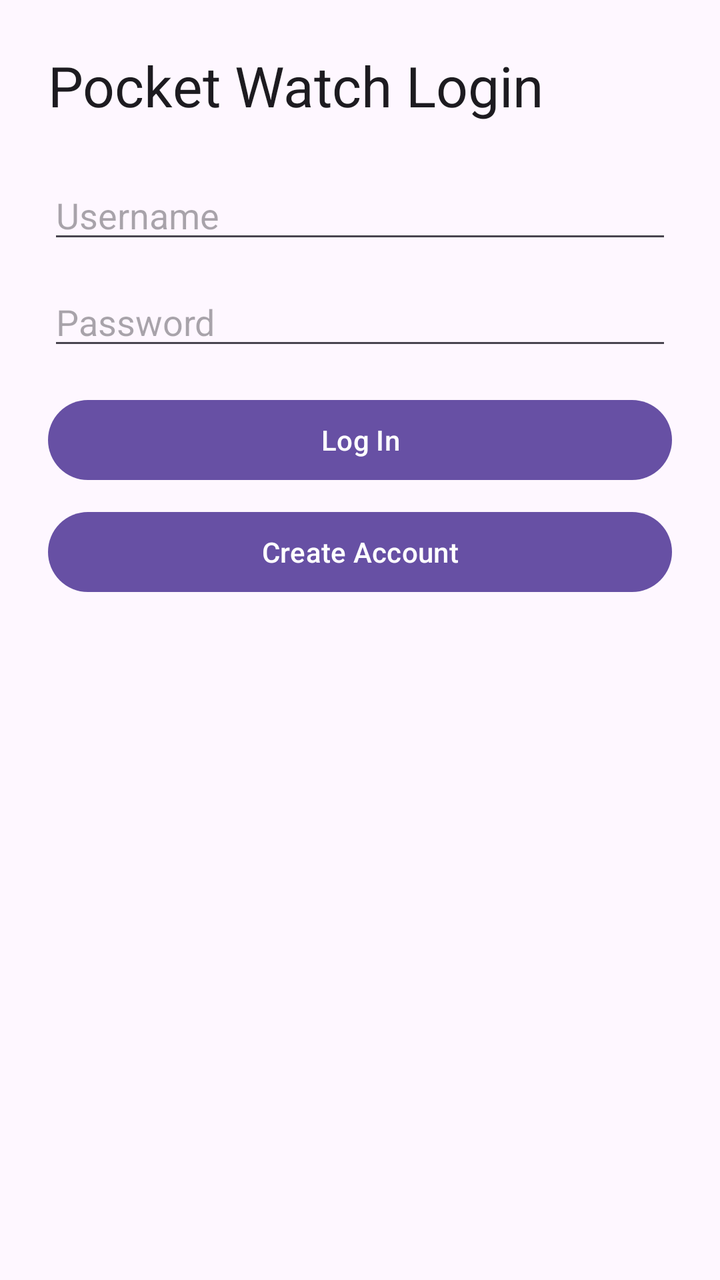
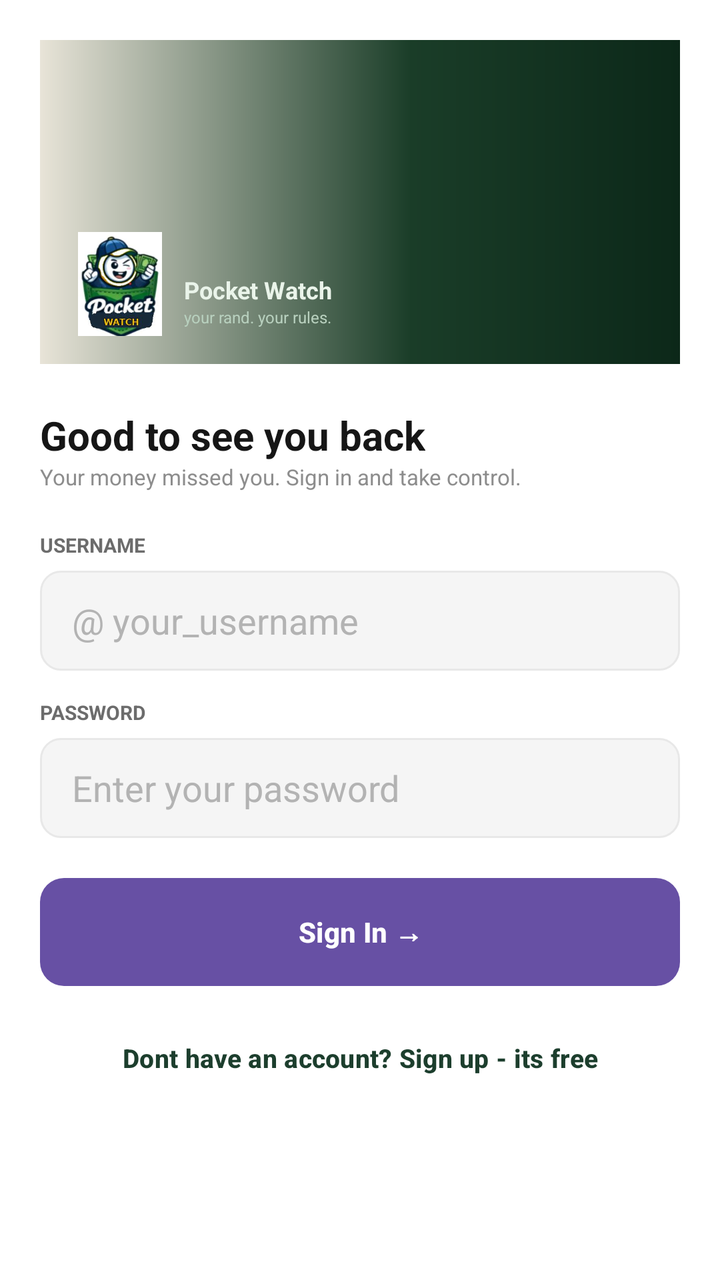

The first picture is an Android layout as it rendered before a commit; the second is the same layout after the commit. The layout source and the unified diff follow.
<!-- AndroidManifest.xml: application theme Theme.ProjectWatchApp -->
<!-- res/layout/activity_login.xml -->
<?xml version="1.0" encoding="utf-8"?>
<androidx.constraintlayout.widget.ConstraintLayout xmlns:android="http://schemas.android.com/apk/res/android"
    xmlns:app="http://schemas.android.com/apk/res-auto"
    android:layout_width="match_parent"
    android:layout_height="match_parent"
    android:padding="24dp">

    <TextView
        android:id="@+id/textViewTitle"
        android:layout_width="0dp"
        android:layout_height="wrap_content"
        android:text="@string/login_title"
        android:textAppearance="?attr/textAppearanceHeadlineMedium"
        app:layout_constraintEnd_toEndOf="parent"
        app:layout_constraintStart_toStartOf="parent"
        app:layout_constraintTop_toTopOf="parent" />

    <EditText
        android:id="@+id/editTextUsername"
        android:layout_width="0dp"
        android:layout_height="wrap_content"
        android:layout_marginTop="24dp"
        android:hint="@string/hint_username"
        android:inputType="text"
        app:layout_constraintEnd_toEndOf="parent"
        app:layout_constraintStart_toStartOf="parent"
        app:layout_constraintTop_toBottomOf="@id/textViewTitle" />

    <EditText
        android:id="@+id/editTextPassword"
        android:layout_width="0dp"
        android:layout_height="wrap_content"
        android:layout_marginTop="12dp"
        android:hint="@string/hint_password"
        android:inputType="textPassword"
        app:layout_constraintEnd_toEndOf="parent"
        app:layout_constraintStart_toStartOf="parent"
        app:layout_constraintTop_toBottomOf="@id/editTextUsername" />

    <Button
        android:id="@+id/buttonLogin"
        android:layout_width="0dp"
        android:layout_height="wrap_content"
        android:layout_marginTop="16dp"
        android:text="@string/action_login"
        app:layout_constraintEnd_toEndOf="parent"
        app:layout_constraintStart_toStartOf="parent"
        app:layout_constraintTop_toBottomOf="@id/editTextPassword" />

    <Button
        android:id="@+id/buttonOpenRegister"
        android:layout_width="0dp"
        android:layout_height="wrap_content"
        android:layout_marginTop="8dp"
        android:text="@string/action_open_register"
        app:layout_constraintEnd_toEndOf="parent"
        app:layout_constraintStart_toStartOf="parent"
        app:layout_constraintTop_toBottomOf="@id/buttonLogin" />

    <ProgressBar
        android:id="@+id/progressBarLogin"
        style="?android:attr/progressBarStyleLarge"
        android:layout_width="wrap_content"
        android:layout_height="wrap_content"
        android:layout_marginTop="24dp"
        android:visibility="gone"
        app:layout_constraintEnd_toEndOf="parent"
        app:layout_constraintStart_toStartOf="parent"
        app:layout_constraintTop_toBottomOf="@id/buttonOpenRegister" />

</androidx.constraintlayout.widget.ConstraintLayout>
<!-- resources referenced by this layout -->
<resources>
  <string name="action_login">Log In</string>
  <string name="action_open_register">Create Account</string>
  <string name="hint_password">Password</string>
  <string name="hint_username">Username</string>
  <string name="login_title">Pocket Watch Login</string>
  <style name="Theme.ProjectWatchApp" parent="Base.Theme.ProjectWatchApp" />
  <style name="Base.Theme.ProjectWatchApp" parent="Theme.Material3.DayNight.NoActionBar">
          
          
      </style>
</resources>

<!-- the commit's change to res/layout/activity_login.xml (unified diff, before → after) -->
@@ -3,69 +3,171 @@
     xmlns:app="http://schemas.android.com/apk/res-auto"
     android:layout_width="match_parent"
     android:layout_height="match_parent"
-    android:padding="24dp">
+    android:background="#FFFFFFFF">
 
-    <TextView
-        android:id="@+id/textViewTitle"
+    
+
+    <ScrollView
         android:layout_width="0dp"
-        android:layout_height="wrap_content"
-        android:text="@string/login_title"
-        android:textAppearance="?attr/textAppearanceHeadlineMedium"
+        android:layout_height="0dp"
+        android:fillViewport="true"
+        app:layout_constraintBottom_toBottomOf="parent"
         app:layout_constraintEnd_toEndOf="parent"
         app:layout_constraintStart_toStartOf="parent"
-        app:layout_constraintTop_toTopOf="parent" />
+        app:layout_constraintTop_toTopOf="parent">
 
-    <EditText
-        android:id="@+id/editTextUsername"
-        android:layout_width="0dp"
-        android:layout_height="wrap_content"
-        android:layout_marginTop="24dp"
-        android:hint="@string/hint_username"
-        android:inputType="text"
-        app:layout_constraintEnd_toEndOf="parent"
-        app:layout_constraintStart_toStartOf="parent"
-        app:layout_constraintTop_toBottomOf="@id/textViewTitle" />
+        <LinearLayout
+            android:layout_width="match_parent"
+            android:layout_height="wrap_content"
+            android:orientation="vertical"
+            android:paddingStart="20dp"
+            android:paddingTop="20dp"
+            android:paddingEnd="20dp"
+            android:paddingBottom="28dp">
 
-    <EditText
-        android:id="@+id/editTextPassword"
-        android:layout_width="0dp"
-        android:layout_height="wrap_content"
-        android:layout_marginTop="12dp"
-        android:hint="@string/hint_password"
-        android:inputType="textPassword"
-        app:layout_constraintEnd_toEndOf="parent"
-        app:layout_constraintStart_toStartOf="parent"
-        app:layout_constraintTop_toBottomOf="@id/editTextUsername" />
+            <FrameLayout
+                android:layout_width="match_parent"
+                android:layout_height="162dp"
+                android:background="@drawable/bg_auth">
 
-    <Button
-        android:id="@+id/buttonLogin"
-        android:layout_width="0dp"
-        android:layout_height="wrap_content"
-        android:layout_marginTop="16dp"
-        android:text="@string/action_login"
-        app:layout_constraintEnd_toEndOf="parent"
-        app:layout_constraintStart_toStartOf="parent"
-        app:layout_constraintTop_toBottomOf="@id/editTextPassword" />
+                <ImageView
+                    android:layout_width="52dp"
+                    android:layout_height="52dp"
+                    android:layout_gravity="bottom|start"
+                    android:layout_marginStart="14dp"
+                    android:layout_marginBottom="14dp"
+                    android:contentDescription="@string/app_name_display"
+                    android:src="@drawable/logo_pocket_watch" />
 
-    <Button
-        android:id="@+id/buttonOpenRegister"
-        android:layout_width="0dp"
-        android:layout_height="wrap_content"
-        android:layout_marginTop="8dp"
-        android:text="@string/action_open_register"
-        app:layout_constraintEnd_toEndOf="parent"
-        app:layout_constraintStart_toStartOf="parent"
-        app:layout_constraintTop_toBottomOf="@id/buttonLogin" />
+                <LinearLayout
+                    android:layout_width="wrap_content"
+                    android:layout_height="wrap_content"
+                    android:layout_gravity="bottom|start"
+                    android:layout_marginStart="72dp"
+                    android:layout_marginBottom="18dp"
+                    android:orientation="vertical">
 
-    <ProgressBar
-        android:id="@+id/progressBarLogin"
-        style="?android:attr/progressBarStyleLarge"
-        android:layout_width="wrap_content"
-        android:layout_height="wrap_content"
-        android:layout_marginTop="24dp"
-        android:visibility="gone"
-        app:layout_constraintEnd_toEndOf="parent"
-        app:layout_constraintStart_toStartOf="parent"
-        app:layout_constraintTop_toBottomOf="@id/buttonOpenRegister" />
+                    <TextView
+                        android:layout_width="wrap_content"
+                        android:layout_height="wrap_content"
+                        android:text="@string/app_name_display"
+                        android:textColor="#EAF4EA"
+                        android:textSize="12sp"
+                        android:textStyle="bold" />
+
+                    <TextView
+                        android:layout_width="wrap_content"
+                        android:layout_height="wrap_content"
+                        android:text="@string/login_banner_tagline"
+                        android:textColor="#B8D0BE"
+                        android:textSize="8sp" />
+                </LinearLayout>
+            </FrameLayout>
+
+            <TextView
+                android:layout_width="wrap_content"
+                android:layout_height="wrap_content"
+                android:layout_marginTop="22dp"
+                android:text="@string/login_welcome_title"
+                android:textColor="#161616"
+                android:textSize="20sp"
+                android:textStyle="bold" />
+
+            <TextView
+                android:layout_width="wrap_content"
+                android:layout_height="wrap_content"
+                android:layout_marginTop="0dp"
+                android:text="@string/login_subtitle"
+                android:textColor="#8D8D8D"
+                android:textSize="11sp" />
+
+            <TextView
+                android:layout_width="wrap_content"
+                android:layout_height="wrap_content"
+                android:layout_marginTop="20dp"
+                android:text="@string/login_label_username"
+                android:textAllCaps="true"
+                android:textColor="#6C6C6C"
+                android:textSize="10sp"
+                android:textStyle="bold" />
+
+            <EditText
+                android:id="@+id/editTextUsername"
+                android:layout_width="match_parent"
+                android:layout_height="50dp"
+                android:layout_marginTop="6dp"
+                android:layout_marginBottom="14dp"
+                android:background="@drawable/bg_input_light"
+                android:hint="@string/hint_username_login"
+                android:inputType="textPersonName"
+                android:paddingStart="16dp"
+                android:paddingEnd="16dp"
+                android:textColor="#222222"
+                android:textColorHint="#B3B3B3" />
+
+            <LinearLayout
+                android:layout_width="match_parent"
+                android:layout_height="wrap_content"
+                android:gravity="center_vertical"
+                android:orientation="horizontal">
+
+                <TextView
+                    android:layout_width="0dp"
+                    android:layout_height="wrap_content"
+                    android:layout_weight="1"
+                    android:text="@string/login_label_password"
+                    android:textAllCaps="true"
+                    android:textColor="#6C6C6C"
+                    android:textSize="10sp"
+                    android:textStyle="bold" />
+            </LinearLayout>
+
+            <EditText
+                android:id="@+id/editTextPassword"
+                android:layout_width="match_parent"
+                android:layout_height="50dp"
+                android:layout_marginTop="6dp"
+                android:layout_marginBottom="20dp"
+                android:background="@drawable/bg_input_light"
+                android:hint="@string/hint_password_login"
+                android:inputType="textPassword"
+                android:paddingStart="16dp"
+                android:paddingEnd="16dp"
+                android:textColor="#222222"
+                android:textColorHint="#B3B3B3" />
+
+            <Button
+                android:id="@+id/buttonLogin"
+                android:layout_width="match_parent"
+                android:layout_height="54dp"
+                android:layout_marginBottom="14dp"
+                android:background="@drawable/bg_btn_green"
+                android:text="@string/action_login_arrow"
+                android:textAllCaps="false"
+                android:textColor="@android:color/white"
+                android:textStyle="bold" />
+
+            <Button
+                android:id="@+id/buttonOpenRegister"
+                android:layout_width="match_parent"
+                android:layout_height="40dp"
+                android:layout_marginTop="2dp"
+                android:background="@android:color/transparent"
+                android:text="@string/login_signup_prompt"
+                android:textAllCaps="false"
+                android:textColor="#1C3E2D"
+                android:textSize="13sp"
+                android:textStyle="bold" />
+
+            <ProgressBar
+                android:id="@+id/progressBarLogin"
+                style="?android:attr/progressBarStyleLarge"
+                android:layout_width="wrap_content"
+                android:layout_height="wrap_content"
+                android:layout_gravity="center_horizontal"
+                android:layout_marginTop="8dp"
+                android:visibility="gone" />
+        </LinearLayout>
+    </ScrollView>
 
 </androidx.constraintlayout.widget.ConstraintLayout>
<!-- resource entries referenced after the edit -->
@@ -1,11 +1,51 @@
 <!-- resources referenced by this layout -->
 <resources>
-  <string name="action_login">Log In</string>
-  <string name="action_open_register">Create Account</string>
-  <string name="hint_password">Password</string>
-  <string name="hint_username">Username</string>
-  <string name="login_title">Pocket Watch Login</string>
+  <!-- drawable bg_auth (drawable) -->
+  ﻿<?xml version="1.0" encoding="utf-8"?>
+  <shape xmlns:android="http://schemas.android.com/apk/res/android"
+      android:shape="rectangle">
+      <gradient
+          android:angle="180"
+          android:startColor="@color/brand_green_dark"
+          android:centerColor="@color/brand_green_mid"
+          android:centerX="0.42"
+          android:endColor="#E8E4D8" />
+  </shape>
+  <!-- drawable bg_btn_green (drawable) -->
+  ﻿<?xml version="1.0" encoding="utf-8"?>
+  <shape xmlns:android="http://schemas.android.com/apk/res/android"
+      android:shape="rectangle">
+      <gradient
+          android:angle="135"
+          android:startColor="@color/brand_green_button"
+          android:endColor="@color/brand_green_dark" />
+      <corners android:radius="12dp" />
+  </shape>
+  <!-- drawable bg_input_light (drawable) -->
+  <?xml version="1.0" encoding="utf-8"?>
+  <shape xmlns:android="http://schemas.android.com/apk/res/android"
+      android:shape="rectangle">
+      <solid android:color="#F5F5F5" />
+      <stroke
+          android:width="1dp"
+          android:color="#E8E8E8" />
+      <corners android:radius="10dp" />
+  </shape>
+  <!-- drawable logo_pocket_watch: png bitmap (drawable, 12125 bytes) -->
+  <string name="action_login_arrow">Sign In  →</string>
+  <string name="app_name_display">Pocket Watch</string>
+  <string name="hint_password_login">Enter your password</string>
+  <string name="hint_username_login">@ your_username</string>
+  <string name="login_banner_tagline">your rand. your rules.</string>
+  <string name="login_label_password">Password</string>
+  <string name="login_label_username">Username</string>
+  <string name="login_signup_prompt">Dont have an account? Sign up - its free</string>
+  <string name="login_subtitle">Your money missed you. Sign in and take control.</string>
+  <string name="login_welcome_title">Good to see you back</string>
   <style name="Theme.ProjectWatchApp" parent="Base.Theme.ProjectWatchApp" />
+  <color name="brand_green_dark">#0C2819</color>
+  <color name="brand_green_mid">#1A3D28</color>
+  <color name="brand_green_button">#1F7A4A</color>
   <style name="Base.Theme.ProjectWatchApp" parent="Theme.Material3.DayNight.NoActionBar">
           
           
